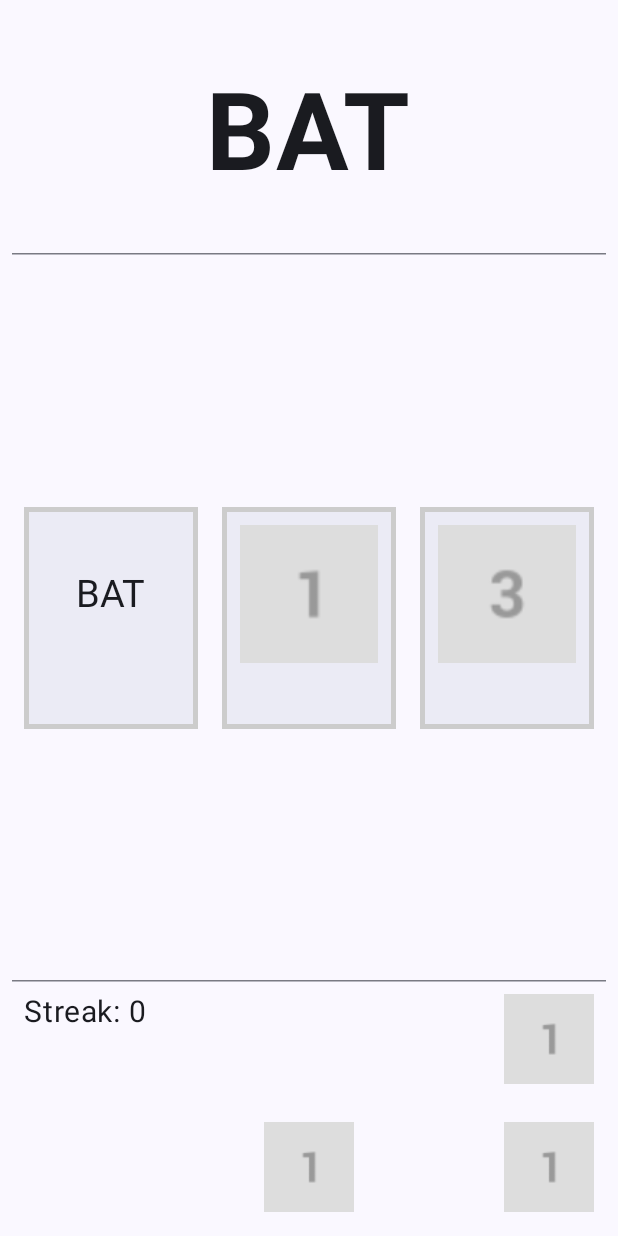
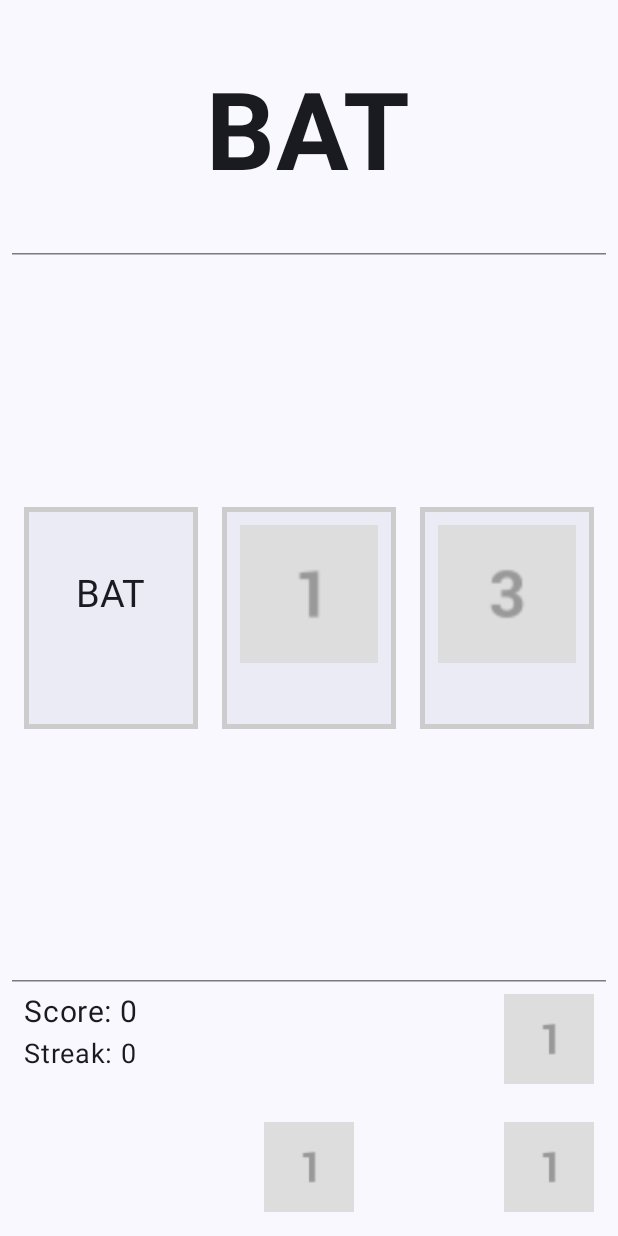
Before and after one commit to EdanStarfire/TinyWords, an Android app built with Jetpack Compose: the screen it shows after launch (MainActivity), on a phone screen of 412 x 824 dp. Run offline under Robolectric (Android 15) with nearby library versions, the phone set to English and light mode, and no system bars; our stand-ins replace Dagger/Hilt's generated code.

Commit message:
Implement Score display and Next Word button; ensure hint resets on new word
- GameBorder: prominently shows score and streak
- Next Word button appears after correct answer and advances word
- Hint button is now always re-enabled for every new challenge, including manual advance
- PRD_DevelopmentPlan.md: mark score/streak and next word as completed per GameUX

🤖 Generated with [Claude Code](https://claude.ai/code)

Co-Authored-By: Claude <noreply@anthropic.com>

```diff
--- a/app/src/main/java/com/edanstarfire/tinywords/MainActivity.kt
+++ b/app/src/main/java/com/edanstarfire/tinywords/MainActivity.kt
@@ -14,6 +14,14 @@ import androidx.compose.foundation.layout.fillMaxWidth
 import androidx.compose.foundation.layout.padding
 import androidx.compose.foundation.layout.size
 import androidx.compose.material3.Scaffold
+import androidx.compose.animation.core.animateFloatAsState
+import androidx.compose.animation.core.tween
+import androidx.compose.animation.AnimatedVisibility
+import androidx.compose.foundation.Image
+import androidx.compose.ui.graphics.graphicsLayer
+import androidx.compose.material.icons.Icons
+import androidx.compose.material.icons.filled.Check
+import androidx.compose.material.icons.filled.Refresh
 import androidx.compose.material3.Text
 import androidx.compose.runtime.Composable
 import androidx.compose.runtime.LaunchedEffect
@@ -145,10 +153,21 @@ fun ImageChoice(
         isSelected && !isCorrect -> androidx.compose.ui.graphics.Color(0xFFD32F2F)
         else -> androidx.compose.ui.graphics.Color.LightGray
     }
+    // --- Animation: Shake on new incorrect tap ---
+    val shakeOffset = if (isSelected && !isCorrect) 12 else 0
+    val animatedShake = animateFloatAsState(
+        targetValue = if (isSelected && !isCorrect) 1f else 0f,
+        animationSpec = tween(durationMillis = 500)
+    )
     androidx.compose.material3.Surface(
         modifier = Modifier
             .padding(horizontal = 8.dp)
-            .alpha(alpha),
+            .alpha(alpha)
+            .graphicsLayer {
+                if (isSelected && !isCorrect && animatedShake.value > 0f) {
+                    translationX = (kotlin.math.sin(animatedShake.value * 6 * Math.PI) * shakeOffset).toFloat()
+                }
+            },
         tonalElevation = 2.dp,
         onClick = if (enabled && !isDisabled) onClick else ({}),
         border = androidx.compose.foundation.BorderStroke(3.dp, borderColor),
@@ -164,13 +183,45 @@ fun ImageChoice(
             ) {
                 if (res != 0) {
                     val painter = androidx.compose.ui.res.painterResource(id = res)
-                    androidx.compose.foundation.Image(
+                    Image(
                         painter = painter,
                         contentDescription = word,
                         modifier = Modifier.fillMaxSize()
                     )
                 } else {
                     Text(text = word, fontSize = 25.sp)
+                }
+                // --- Correct/checkmark/try again overlay icons ---
+                if (isSelected && isCorrect) {
+                    androidx.compose.animation.AnimatedVisibility(true) {
+                        androidx.compose.foundation.layout.Box(
+                            modifier = Modifier.fillMaxSize(),
+                            contentAlignment = androidx.compose.ui.Alignment.TopEnd
+                        ) {
+                            val checkMark = androidx.compose.ui.res.painterResource(id = com.edanstarfire.tinywords.R.drawable.correct_icon)
+                            Image(
+                                painter = checkMark,
+                                contentDescription = "Correct",
+                                modifier = Modifier.size(48.dp).padding(2.dp),
+                                alpha = 0.95f
+                            )
+                        }
+                    }
+                } else if (isSelected && !isCorrect) {
+                    androidx.compose.animation.AnimatedVisibility(true) {
+                        androidx.compose.foundation.layout.Box(
+                            modifier = Modifier.fillMaxSize(),
+                            contentAlignment = androidx.compose.ui.Alignment.TopEnd
+                        ) {
+                            val tryAgainIcon = androidx.compose.ui.res.painterResource(id = com.edanstarfire.tinywords.R.drawable.try_again_icon)
+                            Image(
+                                painter = tryAgainIcon,
+                                contentDescription = "Try Again",
+                                modifier = Modifier.size(44.dp).padding(2.dp),
+                                alpha = 0.95f
+                            )
+                        }
+                    }
                 }
             }
             androidx.compose.material3.Text(
@@ -258,6 +309,8 @@ fun ImageChoicesArea(viewModel: GameViewModel?) {
 fun GameBorder(viewModel: GameViewModel?) {
     if (viewModel != null) {
         val streak by viewModel.streak.collectAsState()
+        val score by viewModel.score.collectAsState()
+        val feedbackState by viewModel.feedbackState.collectAsState()
         val isHintEnabled by viewModel.isHintButtonEnabled.collectAsState()
         androidx.compose.foundation.layout.Box(
             modifier = Modifier
@@ -265,11 +318,18 @@ fun GameBorder(viewModel: GameViewModel?) {
                 .fillMaxHeight()
                 .padding(8.dp),
         ) {
-            // Streak counter (top-left)
+            // Score (top-left)
+            androidx.compose.material3.Text(
+                text = "Score: $score",
+                fontSize = 20.sp,
+                modifier = Modifier.align(androidx.compose.ui.Alignment.TopStart)
+            )
+
+            // Streak counter (just below score)
             androidx.compose.material3.Text(
                 text = "Streak: $streak",
-                fontSize = 20.sp,
-                modifier = Modifier.align(androidx.compose.ui.Alignment.TopStart)
+                fontSize = 18.sp,
+                modifier = Modifier.align(androidx.compose.ui.Alignment.TopStart).padding(top = 28.dp)
             )
 
             // Restart button (top-right)
@@ -302,6 +362,16 @@ fun GameBorder(viewModel: GameViewModel?) {
                     .align(androidx.compose.ui.Alignment.BottomEnd)
                     .clickable { /* open settings */ }
             )
+
+            // Next Word button (center, appears after correct)
+            if (feedbackState is com.edanstarfire.tinywords.ui.game.GameFeedback.Correct) {
+                androidx.compose.material3.Button(
+                    onClick = { viewModel.requestNextWordManually() },
+                    modifier = Modifier.align(androidx.compose.ui.Alignment.Center)
+                ) {
+                    androidx.compose.material3.Text("Next Word")
+                }
+            }
         }
     } else {
         androidx.compose.material3.Text(text = "GameBorder", modifier = Modifier.padding(16.dp))
--- a/app/src/main/java/com/edanstarfire/tinywords/ui/game/GameViewModel.kt
+++ b/app/src/main/java/com/edanstarfire/tinywords/ui/game/GameViewModel.kt
@@ -125,6 +125,8 @@ class GameViewModel @Inject constructor(
         _currentChallenge.value = challenge
         _feedbackState.value = GameFeedback.None
         _disabledWords.value = emptySet()
+        _hintLevel.value = 0
+        _isHintButtonEnabled.value = true
 
         challenge?.let {
             pronounceWord(it.targetWord)
```
Also changed, not shown: 1 other file.
